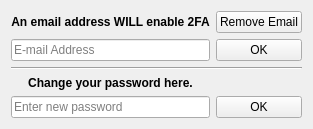
Qt form ui_files/settings/details.ui (Sarim-K/password-manager) before a commit.
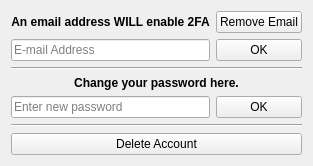
The same form after that commit.

Commit message: delete account functionality

Diff of the .ui file:
```diff
--- a/ui_files/settings/details.ui
+++ b/ui_files/settings/details.ui
@@ -6,8 +6,8 @@
    <rect>
     <x>0</x>
     <y>0</y>
-    <width>292</width>
-    <height>127</height>
+    <width>293</width>
+    <height>165</height>
    </rect>
   </property>
   <property name="windowTitle">
@@ -51,6 +51,13 @@
      </property>
     </widget>
    </item>
+   <item row="9" column="1" colspan="2">
+    <widget class="QPushButton" name="deleteAccount">
+     <property name="text">
+      <string>Delete Account</string>
+     </property>
+    </widget>
+   </item>
    <item row="2" column="2">
     <widget class="QPushButton" name="removeEmail">
      <property name="text">
@@ -65,7 +72,7 @@
      </property>
     </widget>
    </item>
-   <item row="5" column="1">
+   <item row="5" column="1" colspan="2">
     <widget class="QLabel" name="label_2">
      <property name="sizePolicy">
       <sizepolicy hsizetype="Preferred" vsizetype="Preferred">
@@ -94,6 +101,13 @@
      </property>
     </widget>
    </item>
+   <item row="7" column="1" colspan="2">
+    <widget class="Line" name="line_2">
+     <property name="orientation">
+      <enum>Qt::Horizontal</enum>
+     </property>
+    </widget>
+   </item>
   </layout>
  </widget>
  <resources/>
```
Left out of the diff: 63 changed lines with no effect on the pictures. The commit also changes 2 other files.
